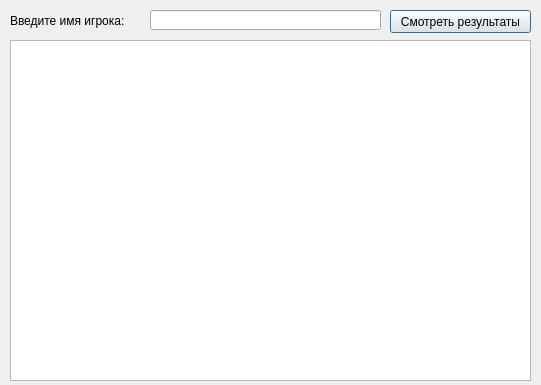
Before: the Qt Designer form data/database_finish.ui in sonya-cherry/fire_and_water, drawn with Qt 5.
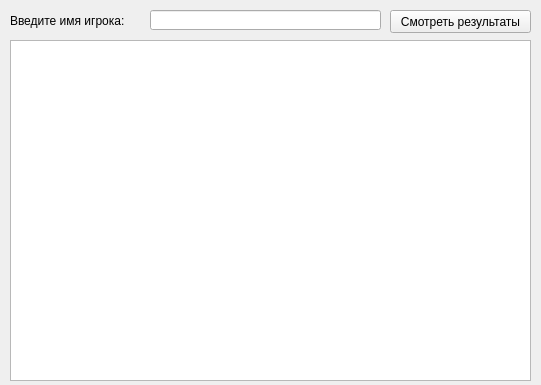
After: the same form once the commit is applied.

Commit message: third version of database; reflection of pyqt window is added

Patch:
```diff
--- a/data/database_finish.ui
+++ b/data/database_finish.ui
@@ -1,7 +1,7 @@
 <?xml version="1.0" encoding="UTF-8"?>
 <ui version="4.0">
  <class>Dialog</class>
- <widget class="QDialog" name="Dialog">
+ <widget class="QWidget" name="Dialog">
   <property name="geometry">
    <rect>
     <x>0</x>
```
The commit also changes 2 other files.
